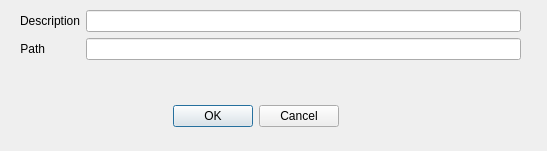
This is src/cdlgconnsettingslocal.ui in grodansparadis/vscp-works-qt as Qt 5 draws it before an edit. The edited form follows.
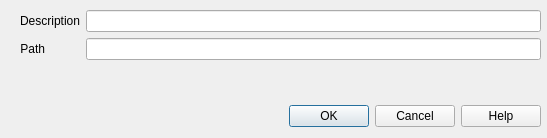
This is the edited form.

Diff of the .ui file:
```diff
--- a/src/cdlgconnsettingslocal.ui
+++ b/src/cdlgconnsettingslocal.ui
@@ -7,7 +7,7 @@
     <x>0</x>
     <y>0</y>
     <width>547</width>
-    <height>151</height>
+    <height>138</height>
    </rect>
   </property>
   <property name="baseSize">
@@ -22,9 +22,9 @@
   <widget class="QDialogButtonBox" name="buttonBox">
    <property name="geometry">
     <rect>
-     <x>0</x>
+     <x>10</x>
      <y>100</y>
-     <width>511</width>
+     <width>531</width>
      <height>32</height>
     </rect>
    </property>
@@ -32,10 +32,10 @@
     <enum>Qt::Horizontal</enum>
    </property>
    <property name="standardButtons">
-    <set>QDialogButtonBox::Cancel|QDialogButtonBox::Ok</set>
+    <set>QDialogButtonBox::Cancel|QDialogButtonBox::Help|QDialogButtonBox::Ok</set>
    </property>
    <property name="centerButtons">
-    <bool>true</bool>
+    <bool>false</bool>
    </property>
   </widget>
   <widget class="QWidget" name="formLayoutWidget">
@@ -43,7 +43,7 @@
     <rect>
      <x>20</x>
      <y>10</y>
-     <width>501</width>
+     <width>521</width>
      <height>71</height>
     </rect>
    </property>
```
